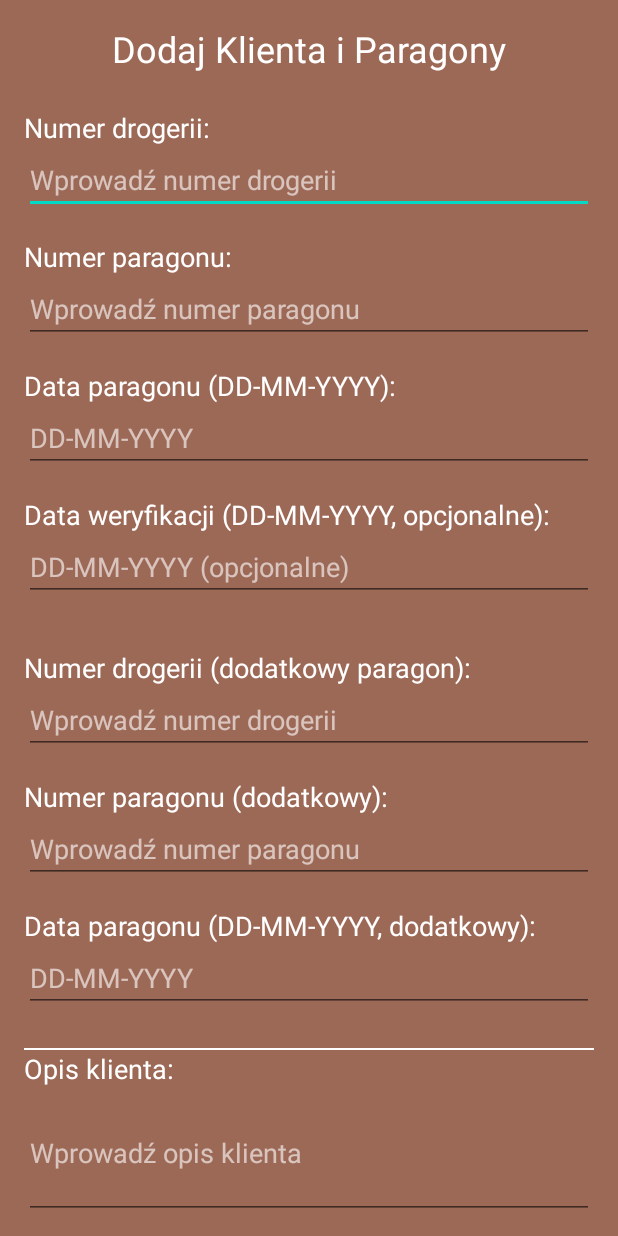
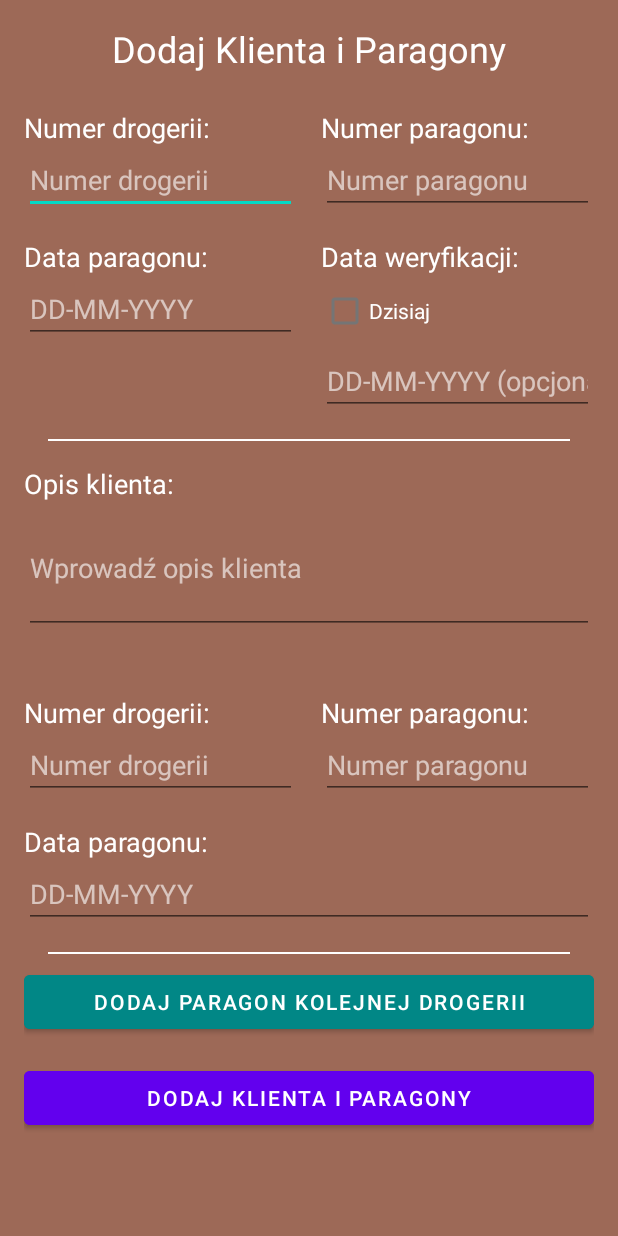
Before and after one commit to RadoslawKaminski/Paragownik, an Android app: the AddClientActivity screen opened directly, with no data from a screen before it, after a tap on "DODAJ PARAGON KOLEJNEJ DROGERII", on a phone screen of 412 x 824 dp. Run offline under Robolectric (Android 15) with nearby library versions, the phone set to English and light mode, and no system bars; our stand-ins replace Room's generated code.

Commit message:
poprawa ui/ux ekranu dodawania klienta

```diff
--- a/app/src/main/java/com/kaminski/paragownik/AddClientActivity.kt
+++ b/app/src/main/java/com/kaminski/paragownik/AddClientActivity.kt
@@ -8,6 +8,7 @@ import android.util.Log
 import android.view.LayoutInflater
 import android.view.View
 import android.widget.Button
+import android.widget.CheckBox
 import android.widget.EditText
 import android.widget.LinearLayout
 import android.widget.TextView
@@ -25,10 +26,10 @@ import java.util.Locale
 class AddClientActivity : AppCompatActivity() {
 
     private lateinit var storeNumberEditTextFirstReceipt: EditText
-    private lateinit var storeNumberTextViewFirstReceipt: TextView
     private lateinit var receiptNumberEditText: EditText
     private lateinit var receiptDateEditText: EditText
     private lateinit var verificationDateEditText: EditText
+    private lateinit var verificationDateTodayCheckBox: CheckBox // Dodaj deklarację
     private lateinit var clientDescriptionEditText: EditText
     private lateinit var addClientButton: Button
     private lateinit var addAdditionalReceiptButton: Button
@@ -48,11 +49,11 @@ class AddClientActivity : AppCompatActivity() {
         super.onCreate(savedInstanceState)
         setContentView(R.layout.activity_add_client)
 
-        storeNumberEditTextFirstReceipt = findViewById(R.id.storeNumberEditText)
-        storeNumberTextViewFirstReceipt = findViewById(R.id.storeNumberTextView)
+        storeNumberEditTextFirstReceipt = findViewById(R.id.receiptStoreNumberEditText)
         receiptNumberEditText = findViewById(R.id.receiptNumberEditText)
         receiptDateEditText = findViewById(R.id.receiptDateEditText)
         verificationDateEditText = findViewById(R.id.verificationDateEditText)
+        verificationDateTodayCheckBox = findViewById(R.id.verificationDateTodayCheckBox) // Inicjalizacja CheckBox
         clientDescriptionEditText = findViewById(R.id.clientDescriptionEditText)
         addClientButton = findViewById(R.id.addClientButton)
         addAdditionalReceiptButton = findViewById(R.id.addAdditionalReceiptButton)
@@ -64,8 +65,6 @@ class AddClientActivity : AppCompatActivity() {
         // Sprawdź, czy Activity zostało uruchomione z ReceiptListActivity (z STORE_ID)
         if (intent.hasExtra("STORE_ID")) {
             storeIdFromIntent = intent.getLongExtra("STORE_ID", -1L)
-            storeNumberEditTextFirstReceipt.visibility = View.VISIBLE // Pokaż EditText, ale go zablokuj
-            storeNumberTextViewFirstReceipt.visibility = View.VISIBLE // Pokaż TextView
             storeNumberEditTextFirstReceipt.isEnabled = false // Zablokuj edycję EditText
 
             lifecycleScope.launch {
@@ -74,9 +73,6 @@ class AddClientActivity : AppCompatActivity() {
                     storeNumberEditTextFirstReceipt.setText(it.storeNumber) // Ustaw numer drogerii w EditText
                 }
             }
-        } else {
-            storeNumberEditTextFirstReceipt.visibility = View.VISIBLE
-            storeNumberTextViewFirstReceipt.visibility = View.VISIBLE
         }
 
         setupDateEditText(receiptDateEditText)
@@ -84,6 +80,18 @@ class AddClientActivity : AppCompatActivity() {
 
         receiptFieldsList.add(ReceiptFields(null, receiptNumberEditText, receiptDateEditText))
 
+        verificationDateTodayCheckBox.setOnCheckedChangeListener { _, isChecked ->
+            if (isChecked) {
+                // Ustaw aktualną datę i wyłącz EditText
+                val currentDate = SimpleDateFormat("dd-MM-yyyy", Locale.getDefault()).format(java.util.Calendar.getInstance().time)
+                verificationDateEditText.setText(currentDate)
+                verificationDateEditText.isEnabled = false
+            } else {
+                // Włącz EditText i wyczyść tekst
+                verificationDateEditText.text.clear()
+                verificationDateEditText.isEnabled = true
+            }
+        }
         addAdditionalReceiptButton.setOnClickListener {
             addNewReceiptFields()
         }
--- a/app/src/main/res/layout/activity_add_client.xml
+++ b/app/src/main/res/layout/activity_add_client.xml
@@ -16,85 +16,138 @@
         <TextView
             android:layout_width="match_parent"
             android:layout_height="wrap_content"
+            android:gravity="center"
             android:text="Dodaj Klienta i Paragony"
             android:textSize="24sp"
-            android:gravity="center"
             android:layout_marginBottom="24dp"/>
 
         <LinearLayout
-            android:id="@+id/receiptsContainer"
             android:layout_width="match_parent"
             android:layout_height="wrap_content"
             android:orientation="vertical">
 
-            <!-- Numer drogerii dla pierwszego paragonu - widoczne tylko z ekranu głównego -->
-            <TextView
-                android:id="@+id/storeNumberTextView"
+            <!-- Pierwszy paragon -->
+            <LinearLayout
                 android:layout_width="match_parent"
                 android:layout_height="wrap_content"
-                android:text="Numer drogerii:"
+                android:orientation="horizontal">
+
+                <LinearLayout
+                    android:layout_width="0dp"
+                    android:layout_height="wrap_content"
+                    android:layout_weight="1"
+                    android:orientation="vertical"
+                    android:layout_marginEnd="8dp">
+
+                    <TextView
+                        android:layout_width="match_parent"
+                        android:layout_height="wrap_content"
                         android:textSize="18sp"
-                android:visibility="gone"/> <!-- Domyślnie ukryte -->
+                        android:text="Numer drogerii:"/>
 
                     <EditText
-                android:id="@+id/storeNumberEditText"
+                        android:id="@+id/receiptStoreNumberEditText"
                         android:layout_width="match_parent"
                         android:layout_height="wrap_content"
                         android:inputType="number"
-                android:hint="Wprowadź numer drogerii"
-                android:layout_marginBottom="16dp"
-                android:visibility="gone"/> <!-- Domyślnie ukryte -->
+                        android:maxLength="4"
+                        android:hint="Numer drogerii" />
+                </LinearLayout>
 
+                <LinearLayout
+                    android:layout_width="0dp"
+                    android:layout_height="wrap_content"
+                    android:layout_weight="1"
+                    android:orientation="vertical"
+                    android:layout_marginStart="8dp">
 
-            <!-- Pierwszy zestaw pól paragonu -->
                     <TextView
                         android:layout_width="match_parent"
                         android:layout_height="wrap_content"
-                android:text="Numer paragonu:"
-                android:textSize="18sp" />
+                        android:textSize="18sp"
+                        android:text="Numer paragonu:"/>
 
                     <EditText
                         android:id="@+id/receiptNumberEditText"
                         android:layout_width="match_parent"
                         android:layout_height="wrap_content"
                         android:inputType="number"
-                android:hint="Wprowadź numer paragonu"
-                android:layout_marginBottom="16dp"/>
+                        android:maxLength="4"
+                        android:hint="Numer paragonu" />
+                </LinearLayout>
+            </LinearLayout>
+
+            <LinearLayout
+                android:layout_width="match_parent"
+                android:layout_height="wrap_content"
+                android:orientation="horizontal"
+                android:layout_marginTop="16dp">
+
+                <LinearLayout
+                    android:layout_width="0dp"
+                    android:layout_height="wrap_content"
+                    android:layout_weight="1"
+                    android:orientation="vertical"
+                    android:layout_marginEnd="8dp">
 
                     <TextView
                         android:layout_width="match_parent"
                         android:layout_height="wrap_content"
-                android:text="Data paragonu (DD-MM-YYYY):"
-                android:textSize="18sp" />
+                        android:textSize="18sp"
+                        android:text="Data paragonu:"/>
 
                     <EditText
                         android:id="@+id/receiptDateEditText"
                         android:layout_width="match_parent"
                         android:layout_height="wrap_content"
                         android:inputType="date"
-                android:hint="DD-MM-YYYY"
-                android:layout_marginBottom="16dp"/>
+                        android:hint="DD-MM-YYYY" />
+                </LinearLayout>
+
+                <LinearLayout
+                    android:layout_width="0dp"
+                    android:layout_height="wrap_content"
+                    android:layout_weight="1"
+                    android:orientation="vertical"
+                    android:layout_marginStart="8dp">
 
                     <TextView
                         android:layout_width="match_parent"
                         android:layout_height="wrap_content"
-                android:text="Data weryfikacji (DD-MM-YYYY, opcjonalne):"
-                android:textSize="18sp" />
+                        android:textSize="18sp"
+                        android:text="Data weryfikacji:"/>
+                    <CheckBox
+                        android:id="@+id/verificationDateTodayCheckBox"
+                        android:layout_width="wrap_content"
+                        android:layout_height="wrap_content"
+                        android:text="Dzisiaj"
+                        android:textColor="@color/white_text" />
 
                     <EditText
                         android:id="@+id/verificationDateEditText"
                         android:layout_width="match_parent"
                         android:layout_height="wrap_content"
                         android:inputType="date"
-                android:hint="DD-MM-YYYY (opcjonalne)"
-                android:layout_marginBottom="16dp"/>
+                        android:hint="DD-MM-YYYY (opcjonalne)" />
+                </LinearLayout>
             </LinearLayout>
 
+            <View
+                android:layout_width="match_parent"
+                android:layout_height="1dp"
+                android:background="@color/white_text"
+                android:layout_marginTop="16dp"
+                android:layout_marginBottom="16dp"
+                android:layout_marginStart="16dp"
+                android:layout_marginEnd="16dp"/>
+        </LinearLayout>
+
+        <!-- Pole opisu klienta przeniesione tutaj -->
         <TextView
             android:layout_width="match_parent"
             android:layout_height="wrap_content"
-            android:text="Opis klienta:"
-            android:textSize="18sp" />
+            android:textSize="18sp"
+            android:text="Opis klienta:"/>
 
         <EditText
             android:id="@+id/clientDescriptionEditText"
@@ -105,22 +158,31 @@
             android:hint="Wprowadź opis klienta"
             android:layout_marginBottom="24dp"/>
 
+
+        <LinearLayout
+            android:id="@+id/receiptsContainer"
+            android:layout_width="match_parent"
+            android:layout_height="wrap_content"
+            android:orientation="vertical">
+            <!-- Dodatkowe paragony będą dodawane tutaj -->
+        </LinearLayout>
+
         <Button
             android:id="@+id/addAdditionalReceiptButton"
             android:layout_width="match_parent"
             android:layout_height="wrap_content"
-            android:text="Dodaj paragon kolejnej drogerii"
             android:backgroundTint="@color/teal_700"
             android:textColor="@color/white_text"
+            android:text="Dodaj paragon kolejnej drogerii"
             android:layout_marginBottom="16dp"/>
 
         <Button
             android:id="@+id/addClientButton"
             android:layout_width="match_parent"
             android:layout_height="wrap_content"
-            android:text="Dodaj Klienta i Paragony"
             android:backgroundTint="@color/purple_500"
-            android:textColor="@color/white_text"/>
+            android:textColor="@color/white_text"
+            android:text="Dodaj Klienta i Paragony"/>
 
     </LinearLayout>
 </ScrollView>
--- a/app/src/main/res/layout/additional_receipt_fields.xml
+++ b/app/src/main/res/layout/additional_receipt_fields.xml
@@ -5,52 +5,80 @@
     android:orientation="vertical"
     android:layout_marginTop="16dp">
 
+    <!-- Dodatkowy paragon - Numer drogerii i Numer paragonu w jednej linii -->
+    <LinearLayout
+        android:layout_width="match_parent"
+        android:layout_height="wrap_content"
+        android:orientation="horizontal">
+
+        <LinearLayout
+            android:layout_width="0dp"
+            android:layout_height="wrap_content"
+            android:layout_weight="1"
+            android:orientation="vertical"
+            android:layout_marginEnd="8dp">
+
             <TextView
                 android:layout_width="match_parent"
                 android:layout_height="wrap_content"
-        android:text="Numer drogerii (dodatkowy paragon):"
-        android:textSize="18sp" />
+                android:textSize="18sp"
+                android:text="Numer drogerii:"/>
 
             <EditText
                 android:id="@+id/additionalStoreNumberEditText"
                 android:layout_width="match_parent"
                 android:layout_height="wrap_content"
                 android:inputType="number"
-        android:hint="Wprowadź numer drogerii"
-        android:layout_marginBottom="16dp"/>
+                android:maxLength="4"
+                android:hint="Numer drogerii" />
+        </LinearLayout>
+
+        <LinearLayout
+            android:layout_width="0dp"
+            android:layout_height="wrap_content"
+            android:layout_weight="1"
+            android:orientation="vertical"
+            android:layout_marginStart="8dp">
 
             <TextView
                 android:layout_width="match_parent"
                 android:layout_height="wrap_content"
-        android:text="Numer paragonu (dodatkowy):"
-        android:textSize="18sp" />
+                android:textSize="18sp"
+                android:text="Numer paragonu:"/>
 
             <EditText
                 android:id="@+id/additionalReceiptNumberEditText"
                 android:layout_width="match_parent"
                 android:layout_height="wrap_content"
                 android:inputType="number"
-        android:hint="Wprowadź numer paragonu"
-        android:layout_marginBottom="16dp"/>
+                android:maxLength="4"
+                android:hint="Numer paragonu" />
+        </LinearLayout>
+    </LinearLayout>
 
+    <!-- Data paragonu dla dodatkowego paragonu - pełna szerokość -->
     <TextView
         android:layout_width="match_parent"
         android:layout_height="wrap_content"
-        android:text="Data paragonu (DD-MM-YYYY, dodatkowy):"
-        android:textSize="18sp" />
+        android:textSize="18sp"
+        android:layout_marginTop="16dp"
+        android:text="Data paragonu:"/>
 
     <EditText
         android:id="@+id/additionalReceiptDateEditText"
         android:layout_width="match_parent"
         android:layout_height="wrap_content"
         android:inputType="date"
-        android:hint="DD-MM-YYYY"
-        android:layout_marginBottom="16dp"/>
+        android:hint="DD-MM-YYYY" />
+
 
     <View
         android:layout_width="match_parent"
         android:layout_height="1dp"
         android:background="@color/white_text"
-        android:layout_marginTop="8dp"/>
+        android:layout_marginTop="16dp"
+        android:layout_marginBottom="8dp"
+        android:layout_marginStart="16dp"
+        android:layout_marginEnd="16dp"/>
 
 </LinearLayout>
```
Lines whose indentation alone changed are shown as unchanged.
